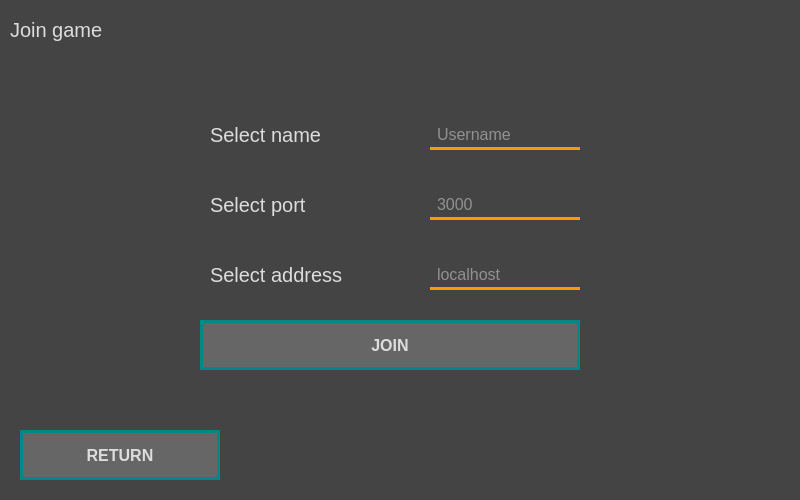
Before: the Qt Designer form application.ui in LukaszMichalsky/PS-Warships-GUI, drawn with Qt 5.
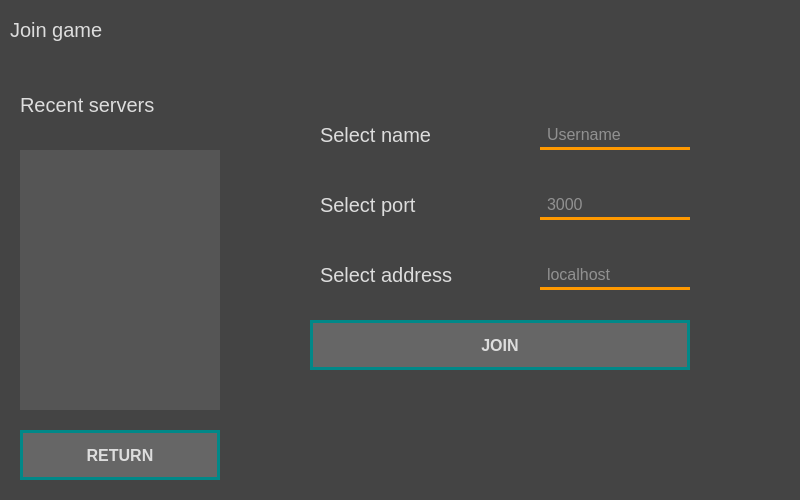
After: the same form once the commit is applied. The open tabs and pages were chosen to show the change. Custom widgets are drawn as their Qt base class.

Commit message: Added recent servers history

The edit to the form file:
```diff
--- a/application.ui
+++ b/application.ui
@@ -55,6 +55,15 @@
 	qproperty-alignment: &quot;AlignCenter | AlignVCenter&quot;;
 }
 
+QListWidget {
+	background-color: #555555;
+	border: 0;
+
+	font-size: 12px;
+
+	padding: 5px;
+}
+
 QPushButton {
 	background-color: #666666;
 
@@ -391,7 +400,7 @@
      <widget class="QLineEdit" name="textJoinGamePort">
       <property name="geometry">
        <rect>
-        <x>430</x>
+        <x>540</x>
         <y>190</y>
         <width>150</width>
         <height>30</height>
@@ -404,7 +413,7 @@
      <widget class="QLabel" name="labelJoinGamePort">
       <property name="geometry">
        <rect>
-        <x>210</x>
+        <x>320</x>
         <y>180</y>
         <width>200</width>
         <height>50</height>
@@ -423,7 +432,7 @@
      <widget class="QLabel" name="labelJoinGameAddress">
       <property name="geometry">
        <rect>
-        <x>210</x>
+        <x>320</x>
         <y>250</y>
         <width>200</width>
         <height>50</height>
@@ -442,7 +451,7 @@
      <widget class="QLineEdit" name="textJoinGameAddress">
       <property name="geometry">
        <rect>
-        <x>430</x>
+        <x>540</x>
         <y>260</y>
         <width>150</width>
         <height>30</height>
@@ -455,7 +464,7 @@
      <widget class="QPushButton" name="btnJoinGame">
       <property name="geometry">
        <rect>
-        <x>200</x>
+        <x>310</x>
         <y>320</y>
         <width>380</width>
         <height>50</height>
@@ -468,7 +477,7 @@
      <widget class="QLabel" name="labelJoinGameName">
       <property name="geometry">
        <rect>
-        <x>210</x>
+        <x>320</x>
         <y>110</y>
         <width>200</width>
         <height>50</height>
@@ -487,7 +496,7 @@
      <widget class="QLineEdit" name="textJoinGameName">
       <property name="geometry">
        <rect>
-        <x>430</x>
+        <x>540</x>
         <y>120</y>
         <width>150</width>
         <height>30</height>
@@ -497,6 +506,32 @@
        <string>Username</string>
       </property>
      </widget>
+     <widget class="QLabel" name="labelJoinGameHistory">
+      <property name="geometry">
+       <rect>
+        <x>20</x>
+        <y>80</y>
+        <width>200</width>
+        <height>50</height>
+       </rect>
+      </property>
+      <property name="text">
+       <string>Recent servers</string>
+      </property>
+      <property name="BORDER_BOTTOM" stdset="0">
+       <bool>true</bool>
+      </property>
+     </widget>
+     <widget class="QListWidget" name="listJoinHistory">
+      <property name="geometry">
+       <rect>
+        <x>20</x>
+        <y>150</y>
+        <width>200</width>
+        <height>260</height>
+       </rect>
+      </property>
+     </widget>
     </widget>
     <widget class="QWidget" name="pageWaitingArea">
      <widget class="QLabel" name="labelWaiting">
```
Left out of the diff: 2 changed lines with no effect on the pictures. The commit also changes 6 other files.
